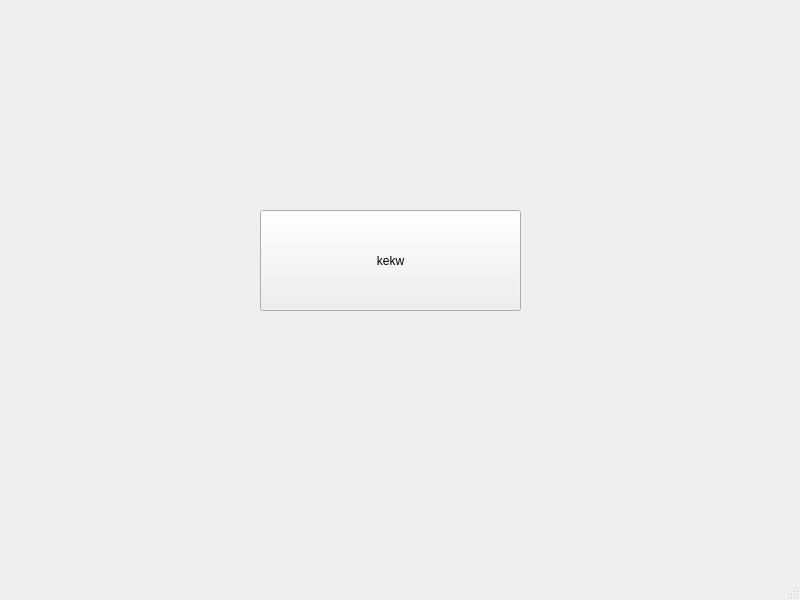
The window that mainwindow.ui (KaloyanSvilenov/music_player) describes before a commit, drawn with Qt 5.
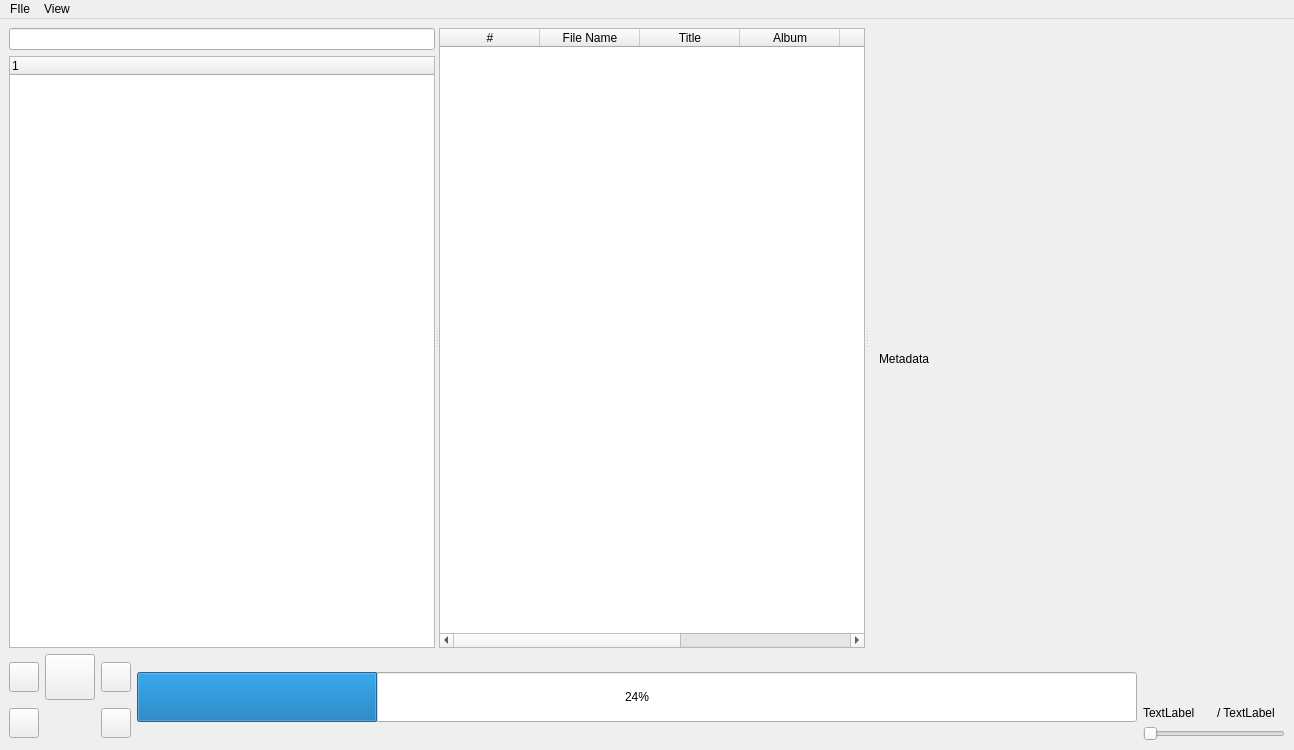
The same window after the commit. Icons and pictures are not drawn.

Commit message: Basic UI implemented

```diff
--- a/mainwindow.ui
+++ b/mainwindow.ui
@@ -6,39 +6,375 @@
    <rect>
     <x>0</x>
     <y>0</y>
-    <width>800</width>
-    <height>600</height>
+    <width>1280</width>
+    <height>740</height>
    </rect>
   </property>
   <property name="windowTitle">
    <string>MainWindow</string>
   </property>
   <widget class="QWidget" name="centralwidget">
-   <widget class="QPushButton" name="pushButton">
-    <property name="geometry">
-     <rect>
-      <x>260</x>
-      <y>210</y>
-      <width>261</width>
-      <height>101</height>
-     </rect>
-    </property>
-    <property name="text">
-     <string>kekw</string>
-    </property>
-   </widget>
+   <property name="enabled">
+    <bool>true</bool>
+   </property>
+   <property name="sizePolicy">
+    <sizepolicy hsizetype="MinimumExpanding" vsizetype="Expanding">
+     <horstretch>0</horstretch>
+     <verstretch>0</verstretch>
+    </sizepolicy>
+   </property>
+   <layout class="QGridLayout" name="gridLayout_4">
+    <item row="0" column="0" colspan="5">
+     <widget class="QSplitter" name="splitter">
+      <property name="sizePolicy">
+       <sizepolicy hsizetype="Preferred" vsizetype="Preferred">
+        <horstretch>0</horstretch>
+        <verstretch>0</verstretch>
+       </sizepolicy>
+      </property>
+      <property name="minimumSize">
+       <size>
+        <width>1276</width>
+        <height>620</height>
+       </size>
+      </property>
+      <property name="maximumSize">
+       <size>
+        <width>16777215</width>
+        <height>16777215</height>
+       </size>
+      </property>
+      <property name="orientation">
+       <enum>Qt::Orientation::Horizontal</enum>
+      </property>
+      <property name="childrenCollapsible">
+       <bool>false</bool>
+      </property>
+      <widget class="QWidget" name="layoutWidget">
+       <layout class="QVBoxLayout" name="verticalLayout">
+        <item>
+         <widget class="QLineEdit" name="searchBox">
+          <property name="sizePolicy">
+           <sizepolicy hsizetype="Expanding" vsizetype="Preferred">
+            <horstretch>0</horstretch>
+            <verstretch>0</verstretch>
+           </sizepolicy>
+          </property>
+          <property name="minimumSize">
+           <size>
+            <width>200</width>
+            <height>0</height>
+           </size>
+          </property>
+         </widget>
+        </item>
+        <item>
+         <widget class="QTreeWidget" name="fileTree">
+          <property name="minimumSize">
+           <size>
+            <width>200</width>
+            <height>0</height>
+           </size>
+          </property>
+          <column>
+           <property name="text">
+            <string notr="true">1</string>
+           </property>
+          </column>
+         </widget>
+        </item>
+       </layout>
+      </widget>
+      <widget class="QTableWidget" name="tableWidget">
+       <property name="sizePolicy">
+        <sizepolicy hsizetype="Expanding" vsizetype="Preferred">
+         <horstretch>0</horstretch>
+         <verstretch>0</verstretch>
+        </sizepolicy>
+       </property>
+       <property name="minimumSize">
+        <size>
+         <width>90</width>
+         <height>0</height>
+        </size>
+       </property>
+       <property name="maximumSize">
+        <size>
+         <width>16777215</width>
+         <height>16777215</height>
+        </size>
+       </property>
+       <property name="dragEnabled">
+        <bool>false</bool>
+       </property>
+       <property name="alternatingRowColors">
+        <bool>true</bool>
+       </property>
+       <attribute name="horizontalHeaderStretchLastSection">
+        <bool>true</bool>
+       </attribute>
+       <attribute name="verticalHeaderStretchLastSection">
+        <bool>true</bool>
+       </attribute>
+       <column>
+        <property name="text">
+         <string>#</string>
+        </property>
+       </column>
+       <column>
+        <property name="text">
+         <string>File Name</string>
+        </property>
+       </column>
+       <column>
+        <property name="text">
+         <string>Title</string>
+        </property>
+       </column>
+       <column>
+        <property name="text">
+         <string>Album</string>
+        </property>
+       </column>
+       <column>
+        <property name="text">
+         <string>Genre</string>
+        </property>
+       </column>
+       <column>
+        <property name="text">
+         <string>Year</string>
+        </property>
+       </column>
+       <column>
+        <property name="text">
+         <string>Track Length</string>
+        </property>
+       </column>
+      </widget>
+      <widget class="QWidget" name="layoutWidget">
+       <layout class="QVBoxLayout" name="verticalLayout_2">
+        <item>
+         <widget class="QWidget" name="widget_2" native="true">
+          <layout class="QGridLayout" name="gridLayout_2">
+           <item row="0" column="0">
+            <widget class="QLabel" name="label">
+             <property name="maximumSize">
+              <size>
+               <width>250</width>
+               <height>240</height>
+              </size>
+             </property>
+             <property name="text">
+              <string/>
+             </property>
+             <property name="pixmap">
+              <pixmap>C:/Users/Daniel/Downloads/Harold-632x1024.webp</pixmap>
+             </property>
+             <property name="scaledContents">
+              <bool>true</bool>
+             </property>
+            </widget>
+           </item>
+          </layout>
+         </widget>
+        </item>
+        <item>
+         <widget class="QWidget" name="metadataWidget" native="true">
+          <property name="minimumSize">
+           <size>
+            <width>250</width>
+            <height>0</height>
+           </size>
+          </property>
+          <widget class="QLabel" name="metadataLabel">
+           <property name="geometry">
+            <rect>
+             <x>10</x>
+             <y>10</y>
+             <width>71</width>
+             <height>16</height>
+            </rect>
+           </property>
+           <property name="text">
+            <string>Metadata</string>
+           </property>
+          </widget>
+         </widget>
+        </item>
+       </layout>
+      </widget>
+     </widget>
+    </item>
+    <item row="1" column="0">
+     <widget class="QPushButton" name="backButton">
+      <property name="maximumSize">
+       <size>
+        <width>30</width>
+        <height>30</height>
+       </size>
+      </property>
+      <property name="text">
+       <string/>
+      </property>
+     </widget>
+    </item>
+    <item row="2" column="0">
+     <widget class="QPushButton" name="loopButton">
+      <property name="maximumSize">
+       <size>
+        <width>30</width>
+        <height>30</height>
+       </size>
+      </property>
+      <property name="text">
+       <string/>
+      </property>
+     </widget>
+    </item>
+    <item row="1" column="1">
+     <widget class="QPushButton" name="pausePlay">
+      <property name="minimumSize">
+       <size>
+        <width>0</width>
+        <height>46</height>
+       </size>
+      </property>
+      <property name="maximumSize">
+       <size>
+        <width>50</width>
+        <height>45</height>
+       </size>
+      </property>
+      <property name="text">
+       <string/>
+      </property>
+     </widget>
+    </item>
+    <item row="2" column="2">
+     <widget class="QPushButton" name="shuffleButton">
+      <property name="maximumSize">
+       <size>
+        <width>30</width>
+        <height>30</height>
+       </size>
+      </property>
+      <property name="text">
+       <string/>
+      </property>
+     </widget>
+    </item>
+    <item row="1" column="2">
+     <widget class="QPushButton" name="nextButton">
+      <property name="minimumSize">
+       <size>
+        <width>30</width>
+        <height>0</height>
+       </size>
+      </property>
+      <property name="maximumSize">
+       <size>
+        <width>30</width>
+        <height>30</height>
+       </size>
+      </property>
+      <property name="text">
+       <string/>
+      </property>
+     </widget>
+    </item>
+    <item row="1" column="3" rowspan="2">
+     <widget class="QProgressBar" name="progressBar">
+      <property name="sizePolicy">
+       <sizepolicy hsizetype="Preferred" vsizetype="Preferred">
+        <horstretch>0</horstretch>
+        <verstretch>0</verstretch>
+       </sizepolicy>
+      </property>
+      <property name="minimumSize">
+       <size>
+        <width>1000</width>
+        <height>0</height>
+       </size>
+      </property>
+      <property name="maximumSize">
+       <size>
+        <width>16777215</width>
+        <height>50</height>
+       </size>
+      </property>
+      <property name="value">
+       <number>24</number>
+      </property>
+     </widget>
+    </item>
+    <item row="2" column="4">
+     <layout class="QGridLayout" name="gridLayout_3">
+      <item row="0" column="0">
+       <widget class="QLabel" name="currentTime">
+        <property name="maximumSize">
+         <size>
+          <width>75</width>
+          <height>16777215</height>
+         </size>
+        </property>
+        <property name="text">
+         <string>TextLabel</string>
+        </property>
+       </widget>
+      </item>
+      <item row="0" column="1">
+       <widget class="QLabel" name="totalTime">
+        <property name="maximumSize">
+         <size>
+          <width>75</width>
+          <height>16777215</height>
+         </size>
+        </property>
+        <property name="text">
+         <string>/ TextLabel</string>
+        </property>
+       </widget>
+      </item>
+      <item row="1" column="0" colspan="2">
+       <widget class="QSlider" name="horizontalSlider">
+        <property name="maximumSize">
+         <size>
+          <width>150</width>
+          <height>1555555</height>
+         </size>
+        </property>
+        <property name="orientation">
+         <enum>Qt::Orientation::Horizontal</enum>
+        </property>
+       </widget>
+      </item>
+     </layout>
+    </item>
+   </layout>
   </widget>
   <widget class="QMenuBar" name="menubar">
    <property name="geometry">
     <rect>
      <x>0</x>
      <y>0</y>
-     <width>800</width>
-     <height>25</height>
+     <width>1280</width>
+     <height>21</height>
     </rect>
    </property>
+   <widget class="QMenu" name="menuFIle">
+    <property name="title">
+     <string>FIle</string>
+    </property>
+   </widget>
+   <widget class="QMenu" name="menuView">
+    <property name="title">
+     <string>View</string>
+    </property>
+   </widget>
+   <addaction name="menuFIle"/>
+   <addaction name="menuView"/>
   </widget>
-  <widget class="QStatusBar" name="statusbar"/>
  </widget>
  <resources/>
  <connections/>
```
The commit also changes 2 other files.
